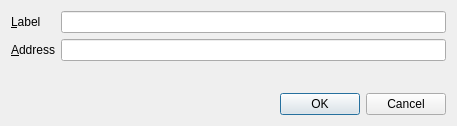
Above: src/qt/forms/editaddressdialog.ui from wpstudio/blazecoin before the change. Below: the same form after it.
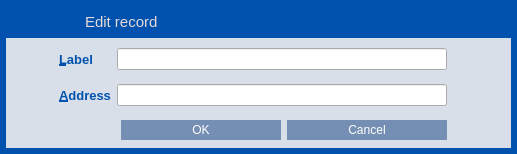
That is the form after the change. Icons and pictures are not drawn.

```diff
--- a/src/qt/forms/editaddressdialog.ui
+++ b/src/qt/forms/editaddressdialog.ui
@@ -6,63 +6,424 @@
    <rect>
     <x>0</x>
     <y>0</y>
-    <width>457</width>
-    <height>126</height>
+    <width>517</width>
+    <height>154</height>
    </rect>
   </property>
   <property name="windowTitle">
    <string>Edit Address</string>
   </property>
-  <layout class="QVBoxLayout" name="verticalLayout">
+  <property name="styleSheet">
+   <string notr="true">QLabel {
+	color: #0052AE;
+}
+
+QDialog {
+	background-color: rgb(0, 82, 174);
+}</string>
+  </property>
+  <layout class="QVBoxLayout" name="verticalLayout_2">
+   <property name="spacing">
+    <number>0</number>
+   </property>
+   <property name="margin">
+    <number>6</number>
+   </property>
    <item>
-    <layout class="QFormLayout" name="formLayout">
-     <property name="fieldGrowthPolicy">
-      <enum>QFormLayout::AllNonFixedFieldsGrow</enum>
+    <widget class="QFrame" name="frame">
+     <property name="styleSheet">
+      <string notr="true">#frame {
+	background-color: #D8DFE9;
+    border-style:none;
+}</string>
      </property>
-     <item row="0" column="0">
-      <widget class="QLabel" name="label">
-       <property name="text">
-        <string>&amp;Label</string>
-       </property>
-       <property name="buddy">
-        <cstring>labelEdit</cstring>
-       </property>
-      </widget>
-     </item>
-     <item row="0" column="1">
-      <widget class="QLineEdit" name="labelEdit">
-       <property name="toolTip">
-        <string>The label associated with this address book entry</string>
-       </property>
-      </widget>
-     </item>
-     <item row="1" column="0">
-      <widget class="QLabel" name="label_2">
-       <property name="text">
-        <string>&amp;Address</string>
-       </property>
-       <property name="buddy">
-        <cstring>addressEdit</cstring>
-       </property>
-      </widget>
-     </item>
-     <item row="1" column="1">
-      <widget class="QLineEdit" name="addressEdit">
-       <property name="toolTip">
-        <string>The address associated with this address book entry. This can only be modified for sending addresses.</string>
-       </property>
-      </widget>
-     </item>
-    </layout>
-   </item>
-   <item>
-    <widget class="QDialogButtonBox" name="buttonBox">
-     <property name="orientation">
-      <enum>Qt::Horizontal</enum>
+     <property name="frameShape">
+      <enum>QFrame::StyledPanel</enum>
      </property>
-     <property name="standardButtons">
-      <set>QDialogButtonBox::Cancel|QDialogButtonBox::Ok</set>
+     <property name="frameShadow">
+      <enum>QFrame::Raised</enum>
      </property>
+     <property name="lineWidth">
+      <number>1</number>
+     </property>
+     <layout class="QVBoxLayout" name="verticalLayout">
+      <property name="spacing">
+       <number>0</number>
+      </property>
+      <property name="margin">
+       <number>0</number>
+      </property>
+      <item>
+       <widget class="QWidget" name="wCaption" native="true">
+        <property name="minimumSize">
+         <size>
+          <width>0</width>
+          <height>32</height>
+         </size>
+        </property>
+        <property name="maximumSize">
+         <size>
+          <width>16777215</width>
+          <height>32</height>
+         </size>
+        </property>
+        <property name="styleSheet">
+         <string notr="true">#wCaption {
+	background-color:  rgb(0, 82, 174);
+}</string>
+        </property>
+        <property name="is_header" stdset="0">
+         <bool>true</bool>
+        </property>
+        <layout class="QHBoxLayout" name="horizontalLayout_19">
+         <property name="margin">
+          <number>0</number>
+         </property>
+         <item>
+          <spacer name="horizontalSpacer_26">
+           <property name="orientation">
+            <enum>Qt::Horizontal</enum>
+           </property>
+           <property name="sizeType">
+            <enum>QSizePolicy::Fixed</enum>
+           </property>
+           <property name="sizeHint" stdset="0">
+            <size>
+             <width>7</width>
+             <height>20</height>
+            </size>
+           </property>
+          </spacer>
+         </item>
+         <item>
+          <widget class="QLabel" name="picEdit">
+           <property name="sizePolicy">
+            <sizepolicy hsizetype="Preferred" vsizetype="Preferred">
+             <horstretch>0</horstretch>
+             <verstretch>0</verstretch>
+            </sizepolicy>
+           </property>
+           <property name="minimumSize">
+            <size>
+             <width>30</width>
+             <height>30</height>
+            </size>
+           </property>
+           <property name="maximumSize">
+            <size>
+             <width>30</width>
+             <height>30</height>
+            </size>
+           </property>
+           <property name="text">
+            <string/>
+           </property>
+           <property name="pixmap">
+            <pixmap resource="../res.qrc">:/res/edit_record_icon.png</pixmap>
+           </property>
+          </widget>
+         </item>
+         <item>
+          <widget class="QLabel" name="picAdd">
+           <property name="enabled">
+            <bool>true</bool>
+           </property>
+           <property name="sizePolicy">
+            <sizepolicy hsizetype="Preferred" vsizetype="Preferred">
+             <horstretch>0</horstretch>
+             <verstretch>0</verstretch>
+            </sizepolicy>
+           </property>
+           <property name="minimumSize">
+            <size>
+             <width>30</width>
+             <height>30</height>
+            </size>
+           </property>
+           <property name="maximumSize">
+            <size>
+             <width>30</width>
+             <height>30</height>
+            </size>
+           </property>
+           <property name="text">
+            <string/>
+           </property>
+           <property name="pixmap">
+            <pixmap resource="../res.qrc">:/res/add_record_icon.png</pixmap>
+           </property>
+          </widget>
+         </item>
+         <item>
+          <widget class="QLabel" name="lbTitle">
+           <property name="font">
+            <font>
+             <pointsize>11</pointsize>
+             <stylestrategy>PreferAntialias</stylestrategy>
+            </font>
+           </property>
+           <property name="styleSheet">
+            <string notr="true">QLabel {
+	color: #E9D9D8;
+}</string>
+           </property>
+           <property name="text">
+            <string>Edit record</string>
+           </property>
+          </widget>
+         </item>
+         <item>
+          <widget class="QPushButton" name="bClose">
+           <property name="minimumSize">
+            <size>
+             <width>30</width>
+             <height>30</height>
+            </size>
+           </property>
+           <property name="maximumSize">
+            <size>
+             <width>30</width>
+             <height>30</height>
+            </size>
+           </property>
+           <property name="styleSheet">
+            <string notr="true">QPushButton {	
+	image: url(:/res/close_normal.png);
+	border: 0px solid gray;
+}
+QPushButton:pressed:flat {
+	image: url(:/res/close_normal.png);
+}
+
+QPushButton:hover {
+	image: url(:/res/close_hover.png);
+}</string>
+           </property>
+           <property name="text">
+            <string notr="true"/>
+           </property>
+           <property name="flat">
+            <bool>true</bool>
+           </property>
+          </widget>
+         </item>
+        </layout>
+       </widget>
+      </item>
+      <item>
+       <spacer name="verticalSpacer">
+        <property name="orientation">
+         <enum>Qt::Vertical</enum>
+        </property>
+        <property name="sizeType">
+         <enum>QSizePolicy::Fixed</enum>
+        </property>
+        <property name="sizeHint" stdset="0">
+         <size>
+          <width>20</width>
+          <height>5</height>
+         </size>
+        </property>
+       </spacer>
+      </item>
+      <item>
+       <layout class="QHBoxLayout" name="horizontalLayout_2" stretch="1,8,0">
+        <item>
+         <spacer name="horizontalSpacer">
+          <property name="orientation">
+           <enum>Qt::Horizontal</enum>
+          </property>
+          <property name="sizeHint" stdset="0">
+           <size>
+            <width>40</width>
+            <height>20</height>
+           </size>
+          </property>
+         </spacer>
+        </item>
+        <item>
+         <widget class="QWidget" name="wContent" native="true">
+          <layout class="QGridLayout" name="gridLayout">
+           <property name="margin">
+            <number>0</number>
+           </property>
+           <item row="0" column="0">
+            <widget class="QLabel" name="label">
+             <property name="font">
+              <font>
+               <pointsize>10</pointsize>
+               <weight>75</weight>
+               <bold>true</bold>
+              </font>
+             </property>
+             <property name="text">
+              <string>&amp;Label</string>
+             </property>
+             <property name="margin">
+              <number>5</number>
+             </property>
+             <property name="buddy">
+              <cstring>labelEdit</cstring>
+             </property>
+            </widget>
+           </item>
+           <item row="1" column="1">
+            <widget class="QLineEdit" name="addressEdit">
+             <property name="minimumSize">
+              <size>
+               <width>0</width>
+               <height>20</height>
+              </size>
+             </property>
+             <property name="toolTip">
+              <string>The address associated with this address book entry. This can only be modified for sending addresses.</string>
+             </property>
+            </widget>
+           </item>
+           <item row="2" column="1">
+            <layout class="QHBoxLayout" name="horizontalLayout">
+             <item>
+              <spacer name="horizontalSpacer_3">
+               <property name="orientation">
+                <enum>Qt::Horizontal</enum>
+               </property>
+               <property name="sizeHint" stdset="0">
+                <size>
+                 <width>40</width>
+                 <height>20</height>
+                </size>
+               </property>
+              </spacer>
+             </item>
+             <item>
+              <widget class="QDialogButtonBox" name="buttonBox">
+               <property name="styleSheet">
+                <string notr="true">QPushButton {
+	background-color: #758EB3;
+	color: #FFFFFF;
+	border: 0px solid gray;
+	max-height: 20px;
+	min-height: 20px;
+	max-width: 160px;
+	min-width: 160px;
+}
+
+QPushButton:hover {
+	background-color: #0099CC;
+}
+
+QPushButton:pressed:flat {
+	background-color: #0099CC;
+}</string>
+               </property>
+               <property name="orientation">
+                <enum>Qt::Horizontal</enum>
+               </property>
+               <property name="standardButtons">
+                <set>QDialogButtonBox::Cancel|QDialogButtonBox::Ok</set>
+               </property>
+              </widget>
+             </item>
+            </layout>
+           </item>
+           <item row="0" column="1">
+            <widget class="QLineEdit" name="labelEdit">
+             <property name="minimumSize">
+              <size>
+               <width>0</width>
+               <height>20</height>
+              </size>
+             </property>
+             <property name="toolTip">
+              <string>The label associated with this address book entry</string>
+             </property>
+            </widget>
+           </item>
+           <item row="1" column="0">
+            <widget class="QLabel" name="label_2">
+             <property name="font">
+              <font>
+               <pointsize>10</pointsize>
+               <weight>75</weight>
+               <bold>true</bold>
+              </font>
+             </property>
+             <property name="text">
+              <string>&amp;Address</string>
+             </property>
+             <property name="margin">
+              <number>5</number>
+             </property>
+             <property name="buddy">
+              <cstring>addressEdit</cstring>
+             </property>
+            </widget>
+           </item>
+           <item row="1" column="2">
+            <widget class="QPushButton" name="pasteButton">
+             <property name="minimumSize">
+              <size>
+               <width>28</width>
+               <height>28</height>
+              </size>
+             </property>
+             <property name="maximumSize">
+              <size>
+               <width>28</width>
+               <height>28</height>
+              </size>
+             </property>
+             <property name="toolTip">
+              <string>Paste from clipboard</string>
+             </property>
+             <property name="styleSheet">
+              <string notr="true">QPushButton {
+	border: 0px solid gray;
+	image: url(:/res/paste/normal.png);	
+}
+
+QPushButton:!enabled {
+	image: url(:/res/paste/disabled.png);
+}
+
+QPushButton:pressed:flat {
+	image: url(:/res/paste/pressed.png);
+}
+
+QPushButton:hover {
+	image: url(:/res/paste/hover.png);
+}</string>
+             </property>
+             <property name="text">
+              <string/>
+             </property>
+             <property name="shortcut">
+              <string>Alt+A</string>
+             </property>
+             <property name="flat">
+              <bool>true</bool>
+             </property>
+            </widget>
+           </item>
+          </layout>
+         </widget>
+        </item>
+        <item>
+         <spacer name="horizontalSpacer_2">
+          <property name="orientation">
+           <enum>Qt::Horizontal</enum>
+          </property>
+          <property name="sizeHint" stdset="0">
+           <size>
+            <width>30</width>
+            <height>20</height>
+           </size>
+          </property>
+         </spacer>
+        </item>
+       </layout>
+      </item>
+     </layout>
     </widget>
    </item>
   </layout>
```
Left out of the diff: 41 changed lines with no effect on the pictures.
